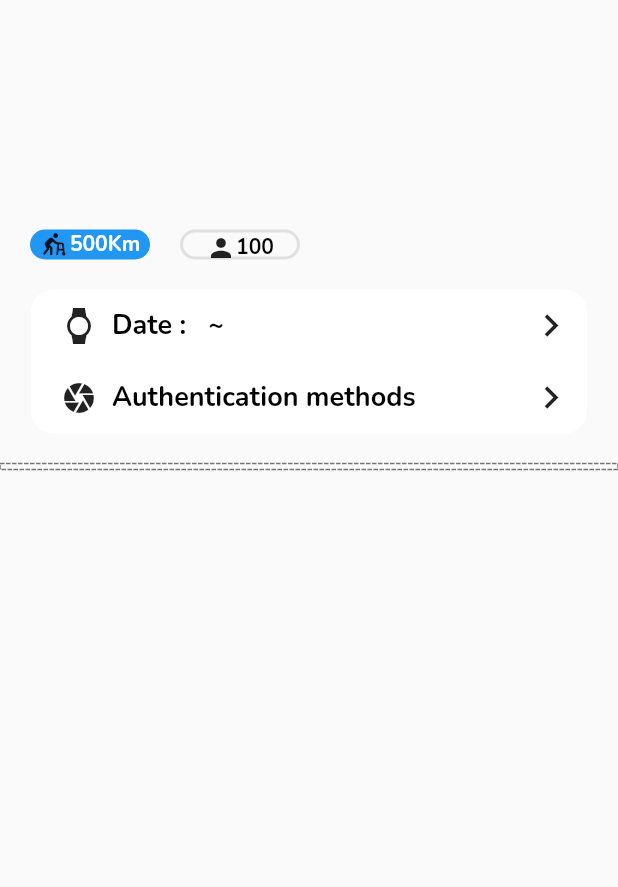
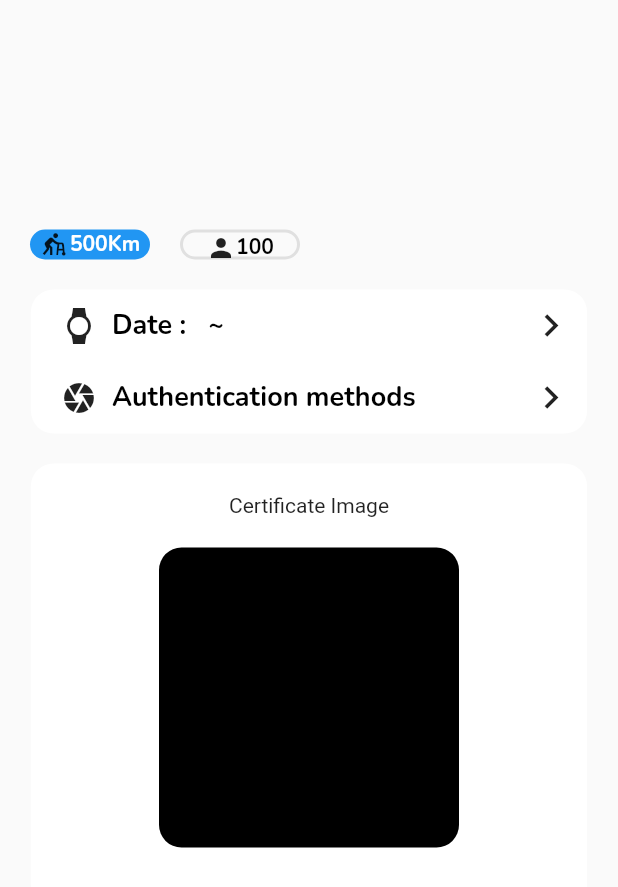
Before and after one commit to TerraQ-KR/TerraQClient, a Flutter app: the ContainerQuestDetailDone widget shown alone on an empty page, opened directly with empty values, on a phone screen of 412 x 824 dp. Shown: the top 887 px of the screen. Run offline on Flutter 3.47's test engine with Material 2 defaults, Android fonts, the phone set to English and light mode, and no system bars; drawn by our look-alikes of dotted_border; our stand-ins replace dio, flutter_hooks, flutter_layout_grid; missing offline and left inert: fl_query, fl_query_hooks.

Commit message:
feat(detail) : change the style

```diff
--- a/lib/main.dart
+++ b/lib/main.dart
@@ -16,7 +16,7 @@ class MyApp extends StatelessWidget {
       child: MaterialApp(
         title: 'Eco Reward',
         onGenerateRoute: Routes.RouteGenerater,
-        initialRoute: Routes.AuthLoginRoute,
+        initialRoute: Routes.QuestTabRoute,
       ),
     );
   }
--- a/lib/screens/profile/widget/personal_profile.dart
+++ b/lib/screens/profile/widget/personal_profile.dart
@@ -22,11 +22,9 @@ class personalProfile extends HookWidget {
     double pixelWidth = deviceSize.width;
 
     var profileQuery = cachedQuery(
-      queryKey: QueryKeys.memberdetail(1),
+      queryKey: 'get-memeber-detail/1',
       path: ApiPaths.memberdetail(1),
     );
-
-
 
     return Padding(
       padding: EdgeInsets.all(0.025 * pixelWidth),
@@ -66,7 +64,7 @@ class personalProfile extends HookWidget {
             //             )),
             //       ]
             //     : [],
-            children: ,
+            // children: ,
           )
         ],
       ),
--- a/lib/screens/quest/detail/widget/container_quest_detail.dart
+++ b/lib/screens/quest/detail/widget/container_quest_detail.dart
@@ -4,7 +4,6 @@ import 'package:eco_reward_app/screens/quest/detail/widget/quest_description_box
 import 'package:eco_reward_app/screens/quest/detail/widget/quest_infrom_box.dart';
 import 'package:eco_reward_app/screens/quest/main/widget/tag_quest_people.dart';
 import 'package:eco_reward_app/screens/quest/detail/widget/tag_quest_foot.dart';
-import 'package:eco_reward_app/screens/quest/main/models/t_my_quest.dart';
 
 class ContainerQuestDetail extends StatelessWidget {
   final String questName;
@@ -41,9 +40,7 @@ class ContainerQuestDetail extends StatelessWidget {
           ),
           QuestInformBox(
             startDate: startDate,
-            // quest.startDate! ?? ,
             endDate: endDate,
-            // quest.dueDate! ??
           ),
           Padding(
             padding: EdgeInsets.fromLTRB(0, 20, 0, 20),
--- a/lib/screens/quest/detail/widget/container_quest_detail_done.dart
+++ b/lib/screens/quest/detail/widget/container_quest_detail_done.dart
@@ -1,11 +1,9 @@
 import 'package:flutter/material.dart';
-import 'package:dotted_border/dotted_border.dart';
 import 'package:eco_reward_app/utils/color_utils.dart';
 import 'package:eco_reward_app/screens/quest/detail/style/detail_theme.dart';
 import 'package:eco_reward_app/screens/quest/detail/widget/quest_infrom_box.dart';
 import 'package:eco_reward_app/screens/quest/main/widget/tag_quest_people.dart';
 import 'package:eco_reward_app/screens/quest/detail/widget/tag_quest_foot.dart';
-import 'package:eco_reward_app/screens/quest/main/models/t_my_quest.dart';
 
 class ContainerQuestDetailDone extends StatelessWidget {
   final String questName;
@@ -40,17 +38,39 @@ class ContainerQuestDetailDone extends StatelessWidget {
           ),
           QuestInformBox(
             startDate: startDate,
-            // quest.startDate! ?? ,
             endDate: endDate,
-            // quest.dueDate! ??
           ),
           Padding(
             padding: const EdgeInsets.fromLTRB(0, 20, 0, 20),
-            child: DottedBorder(
-              child: Container(),
-              color: ColorUtils.grey07,
-              strokeWidth: 1,
-              radius: const Radius.circular(10),
+            child: FractionallySizedBox(
+              widthFactor: 0.9,
+              child: Container(
+                decoration: BoxDecoration(
+                  color: Colors.white,
+                  // ignore: prefer-const-border-radius
+                  borderRadius: BorderRadius.circular(15),
+                ),
+                child: Column(
+                  children: [
+                    const SizedBox(height: 20),
+                    Text(
+                      'Certificate Image',
+                    ),
+                    Container(
+                      height: 200,
+                      width: 200,
+                      margin: const EdgeInsets.all(20),
+                      decoration: BoxDecoration(
+                        color: Colors.black,
+                        // ignore: prefer-const-border-radius
+                        borderRadius: BorderRadius.circular(15),
+                      ),
+                      alignment: Alignment.center,
+                    ),
+                    const SizedBox(height: 20),
+                  ],
+                ),
+              ),
             ),
           ),
         ],
--- a/pubspec.yaml
+++ b/pubspec.yaml
@@ -35,7 +35,6 @@ dependencies:
   cupertino_icons: 1.0.2
   dotted_border: ^2.0.0+3
   http: ^0.13.5
-  dio:  ^4.0.0
   fl_query: ^0.3.1
   flutter_hooks: ^0.18.5+1
   fl_query_hooks: 0.3.1
```
Also changed, not shown: lib/routes.dart (+7 -7 lines), pubspec.lock.
